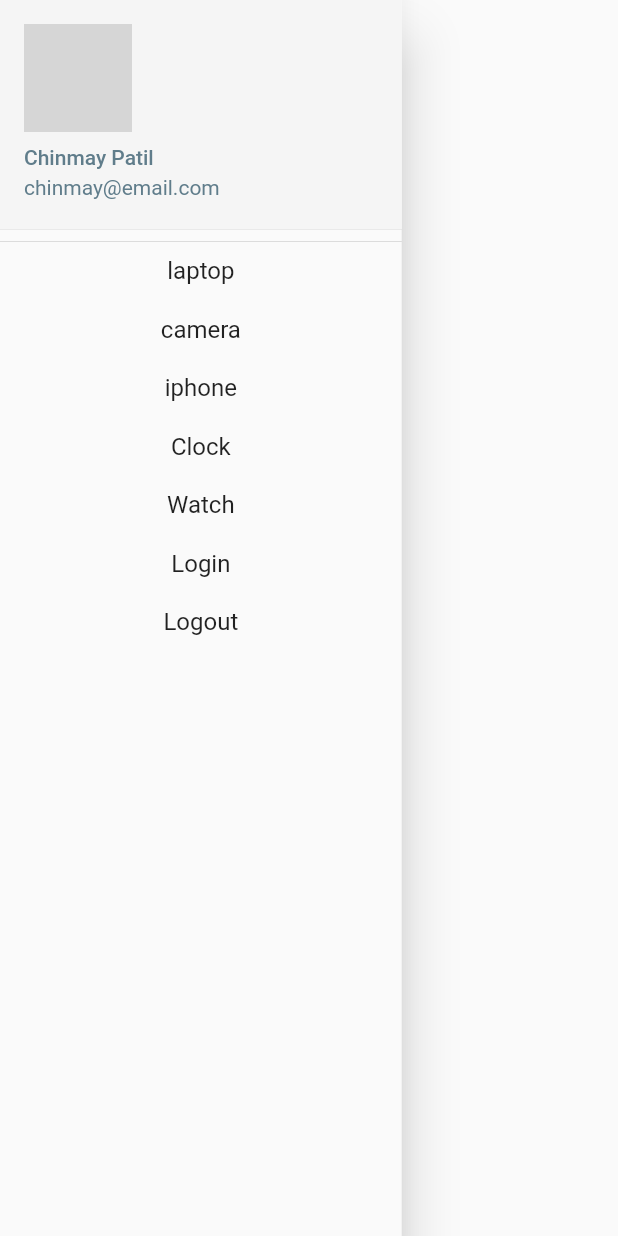
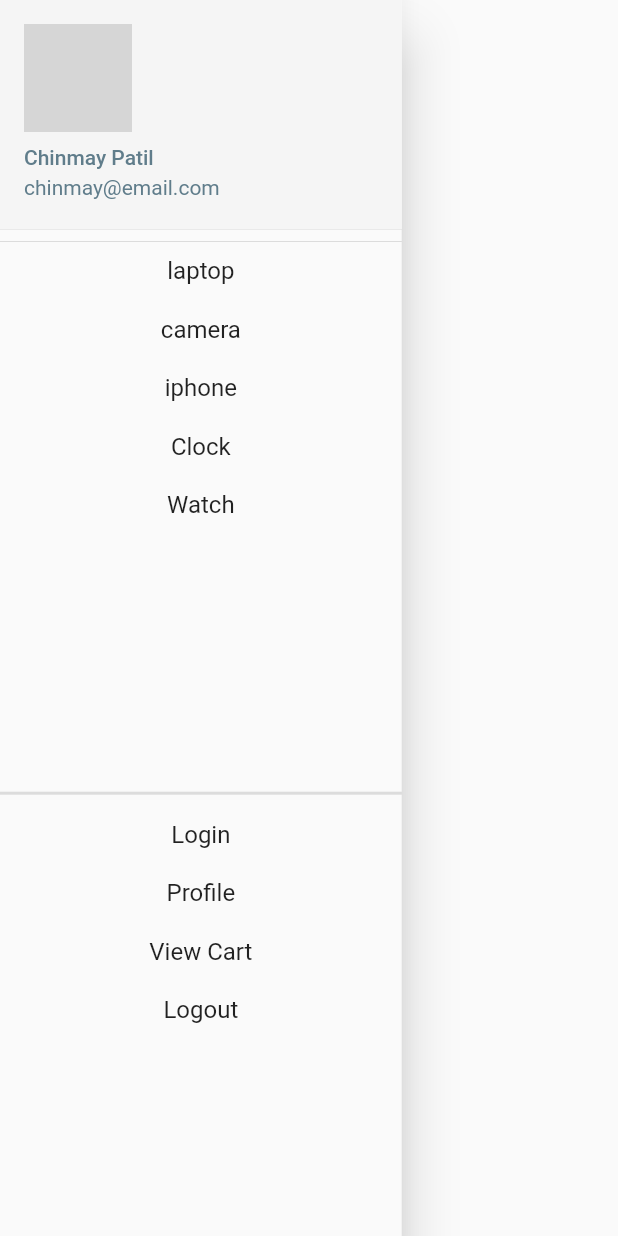
Before and after one commit to Chinmay487/project_mobile_app, a Flutter app: the MyDrawer widget shown alone on an empty page, opened directly, on a phone screen of 412 x 824 dp. Run offline on Flutter 3.47's test engine with Material 2 defaults, Android fonts, the phone set to English and light mode, and no system bars; network calls fail; grey boxes are pictures that could not be loaded.

Commit message:
drawer design updated

```diff
--- a/lib/authentication/auth_actions.dart
+++ b/lib/authentication/auth_actions.dart
@@ -39,3 +39,43 @@ class LogoutAction extends StatelessWidget {
     );
   }
 }
+
+class CartAction extends StatelessWidget {
+  const CartAction({Key? key}) : super(key: key);
+
+  @override
+  Widget build(BuildContext context) {
+    return Container(
+      margin: const EdgeInsets.symmetric(vertical: 10,horizontal: 0),
+      child: GestureDetector(
+        onTap: (){},
+        child:const Text(
+          "View Cart",
+          style: TextStyle(
+            fontSize: 16,
+          ),
+        ),
+      ),
+    );
+  }
+}
+
+class ProfileAction extends StatelessWidget {
+  const ProfileAction({Key? key}) : super(key: key);
+
+  @override
+  Widget build(BuildContext context) {
+    return Container(
+      margin: const EdgeInsets.symmetric(vertical: 10,horizontal: 0),
+      child: GestureDetector(
+        onTap: (){},
+        child:const Text(
+          "Profile",
+          style: TextStyle(
+            fontSize: 16,
+          ),
+        ),
+      ),
+    );
+  }
+}
--- a/lib/drawer/app_drawer_header.dart
+++ b/lib/drawer/app_drawer_header.dart
@@ -1,4 +1,6 @@
 import 'package:flutter/material.dart';
+import "../authentication/auth_actions.dart";
+
 
 class AppDrwerHeader extends StatelessWidget {
   const AppDrwerHeader({Key? key}) : super(key: key);
@@ -8,7 +10,9 @@ class AppDrwerHeader extends StatelessWidget {
 
     const _imageUrl = "https://ggsc.s3.amazonaws.com/images/uploads/The_Science-Backed_Benefits_of_Being_a_Dog_Owner.jpg";
 
-    return const  DrawerHeader(
+    return Column(
+      children:  const [
+        DrawerHeader(
           margin: EdgeInsets.all(0),
           padding: EdgeInsets.all(0),
           child: UserAccountsDrawerHeader(
@@ -31,9 +35,10 @@ class AppDrwerHeader extends StatelessWidget {
               // backgroundColor: Colors.white,
               radius: 45.0,
               backgroundImage: NetworkImage(_imageUrl),
-          // radius: MediaQuery.of(context).size.width * 0.15,
             ),
           ),
+        ),
+      ],
     );
   }
 }
--- a/lib/drawer/drawer.dart
+++ b/lib/drawer/drawer.dart
@@ -17,12 +17,9 @@ class MyDrawer extends StatelessWidget {
         child: Drawer(
           // backgroundColor: ,
           child: ListView(
+            // mainAxisAlignment: MainAxisAlignment.spaceEvenly,
             children: [
               const AppDrwerHeader(),
-              Column(
-                crossAxisAlignment: CrossAxisAlignment.center,
-                mainAxisAlignment: MainAxisAlignment.spaceBetween,
-                children: [
               Column(
                 children: [
                   DrawerElement(category:"laptop"),
@@ -32,16 +29,21 @@ class MyDrawer extends StatelessWidget {
                   DrawerElement(category:"Watch",),
                 ],
               ),
+              SizedBox(
+                height: MediaQuery.of(context).size.height*0.2,
+              ),
+              const Divider(
+                thickness: 2.0,
+              ),
               Column(
+                // mainAxisAlignment: MainAxisAlignment.start,
                 children:const  [
                   LoginAction(),
+                  ProfileAction(),
+                  CartAction(),
                   LogoutAction(),
                 ],
-                  )
-
-
-                ],
-              )
+              ),
             ],
           ),
         ),
```
Lines whose indentation alone changed are shown as unchanged.
